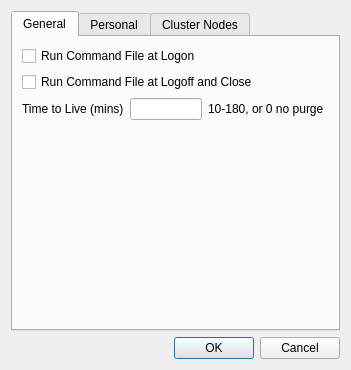
Rsclub22/Minos2-Mirror, file mqt/MqtCluster/setupdialog.ui: the form before one commit.
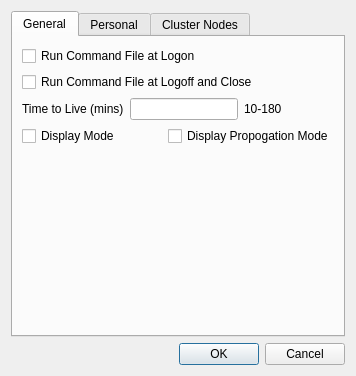
The form after the commit. The open tabs and pages were chosen to show the change. Custom widgets are drawn as their Qt base class.

Commit message: working on bringing mode and propagation from cluster server to bandmap and cluster clients

```diff
--- a/mqt/MqtCluster/setupdialog.ui
+++ b/mqt/MqtCluster/setupdialog.ui
@@ -6,8 +6,8 @@
    <rect>
     <x>0</x>
     <y>0</y>
-    <width>351</width>
-    <height>370</height>
+    <width>356</width>
+    <height>376</height>
    </rect>
   </property>
   <property name="windowTitle">
@@ -53,7 +53,7 @@
          <item>
           <widget class="QLabel" name="label_6">
            <property name="text">
-            <string>10-180, or 0 no purge</string>
+            <string>10-180</string>
            </property>
           </widget>
          </item>
@@ -73,14 +73,32 @@
         </layout>
        </item>
        <item>
-        <spacer name="verticalSpacer">
+        <layout class="QHBoxLayout" name="horizontalLayout_7">
+         <item>
+          <widget class="QCheckBox" name="displayModeCheckBox">
+           <property name="text">
+            <string>Display Mode</string>
+           </property>
+          </widget>
+         </item>
+         <item>
+          <widget class="QCheckBox" name="displayPropCheckBox">
+           <property name="text">
+            <string>Display Propogation Mode</string>
+           </property>
+          </widget>
+         </item>
+        </layout>
+       </item>
+       <item>
+        <spacer name="verticalSpacer_2">
          <property name="orientation">
           <enum>Qt::Vertical</enum>
          </property>
          <property name="sizeHint" stdset="0">
           <size>
            <width>20</width>
-           <height>225</height>
+           <height>40</height>
           </size>
          </property>
         </spacer>
```
Left out of the diff: 4 changed lines with no effect on the pictures. The commit also changes 11 other files.
